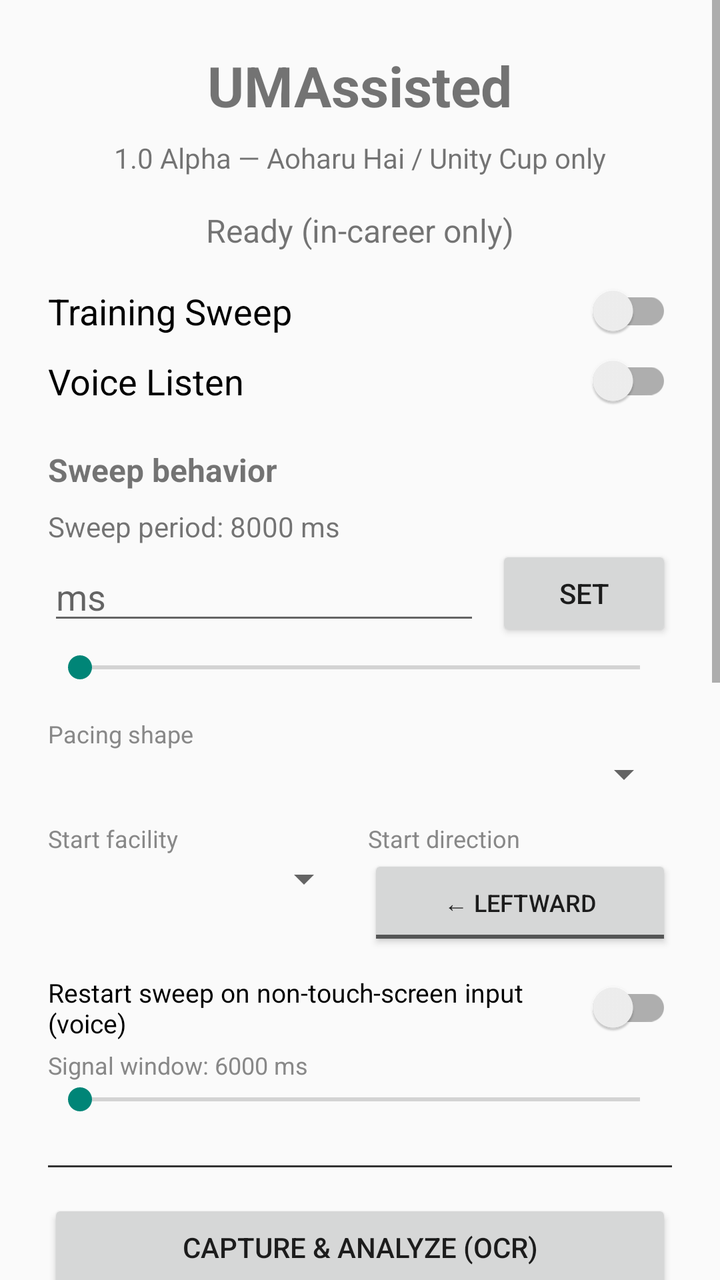
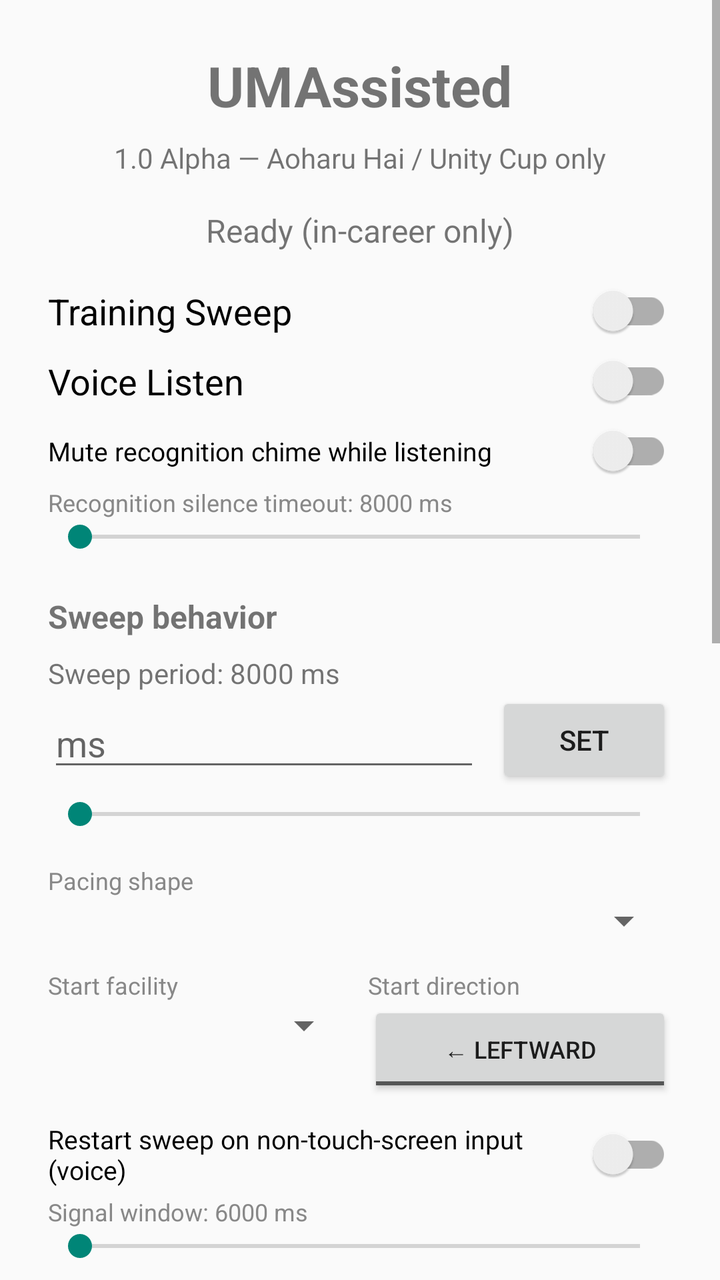

Two renders of the same Android screen: before a commit and after it. Below are the layout's source before the change and the commit's diff.
<!-- AndroidManifest.xml: application theme Theme.AppCompat.Light.NoActionBar -->
<!-- res/layout/activity_main.xml -->
<?xml version="1.0" encoding="utf-8"?>
<ScrollView xmlns:android="http://schemas.android.com/apk/res/android"
    android:layout_width="match_parent"
    android:layout_height="match_parent">

<LinearLayout
    android:layout_width="match_parent"
    android:layout_height="wrap_content"
    android:orientation="vertical"
    android:padding="24dp"
    android:gravity="center_horizontal">

    <TextView
        android:layout_width="wrap_content"
        android:layout_height="wrap_content"
        android:text="@string/app_name"
        android:textSize="28sp"
        android:textStyle="bold"
        android:layout_marginBottom="8dp" />

    <TextView
        android:layout_width="wrap_content"
        android:layout_height="wrap_content"
        android:text="1.0 Alpha — Aoharu Hai / Unity Cup only"
        android:textSize="14sp"
        android:layout_marginBottom="16dp" />

    <TextView
        android:id="@+id/statusText"
        android:layout_width="wrap_content"
        android:layout_height="wrap_content"
        android:text="@string/status_ready"
        android:textSize="16sp"
        android:layout_marginBottom="16dp" />

    <androidx.appcompat.widget.SwitchCompat
        android:id="@+id/sweepSwitch"
        android:layout_width="match_parent"
        android:layout_height="wrap_content"
        android:text="@string/sweep_toggle"
        android:textSize="18sp"
        android:layout_marginBottom="8dp" />

    <androidx.appcompat.widget.SwitchCompat
        android:id="@+id/voiceSwitch"
        android:layout_width="match_parent"
        android:layout_height="wrap_content"
        android:text="@string/voice_toggle"
        android:textSize="18sp"
        android:layout_marginBottom="20dp" />

    
    <TextView
        android:layout_width="match_parent"
        android:layout_height="wrap_content"
        android:text="Sweep behavior"
        android:textSize="16sp"
        android:textStyle="bold"
        android:layout_marginBottom="8dp" />

    <TextView
        android:id="@+id/sweepPeriodLabel"
        android:layout_width="match_parent"
        android:layout_height="wrap_content"
        android:text="Sweep period: 8000 ms"
        android:textSize="14sp" />

    <LinearLayout
        android:layout_width="match_parent"
        android:layout_height="wrap_content"
        android:orientation="horizontal"
        android:gravity="center_vertical"
        android:layout_marginBottom="4dp">

        <EditText
            android:id="@+id/sweepPeriodEditText"
            android:layout_width="0dp"
            android:layout_height="wrap_content"
            android:layout_weight="1"
            android:inputType="number"
            android:hint="ms"
            android:layout_marginEnd="8dp" />

        <Button
            android:id="@+id/sweepPeriodSetButton"
            android:layout_width="wrap_content"
            android:layout_height="wrap_content"
            android:text="Set" />
    </LinearLayout>

    <SeekBar
        android:id="@+id/sweepPeriodSeekBar"
        android:layout_width="match_parent"
        android:layout_height="wrap_content"
        android:max="11"
        android:layout_marginBottom="16dp" />

    <TextView
        android:layout_width="match_parent"
        android:layout_height="wrap_content"
        android:text="Pacing shape"
        android:textSize="12sp"
        android:textColor="#888888" />

    <Spinner
        android:id="@+id/sweepPacingModeSpinner"
        android:layout_width="match_parent"
        android:layout_height="wrap_content"
        android:layout_marginBottom="12dp" />

    <LinearLayout
        android:layout_width="match_parent"
        android:layout_height="wrap_content"
        android:orientation="horizontal"
        android:layout_marginBottom="12dp">

        <LinearLayout
            android:layout_width="0dp"
            android:layout_height="wrap_content"
            android:layout_weight="1"
            android:orientation="vertical"
            android:layout_marginEnd="8dp">

            <TextView
                android:layout_width="match_parent"
                android:layout_height="wrap_content"
                android:text="Start facility"
                android:textSize="12sp"
                android:textColor="#888888" />

            <Spinner
                android:id="@+id/sweepStartFacilitySpinner"
                android:layout_width="match_parent"
                android:layout_height="wrap_content" />
        </LinearLayout>

        <LinearLayout
            android:layout_width="0dp"
            android:layout_height="wrap_content"
            android:layout_weight="1"
            android:orientation="vertical">

            <TextView
                android:layout_width="match_parent"
                android:layout_height="wrap_content"
                android:text="Start direction"
                android:textSize="12sp"
                android:textColor="#888888" />

            <ToggleButton
                android:id="@+id/sweepDirectionToggle"
                android:layout_width="match_parent"
                android:layout_height="wrap_content"
                android:textOn="Rightward →"
                android:textOff="← Leftward"
                android:textSize="12sp" />
        </LinearLayout>
    </LinearLayout>

    
    <LinearLayout
        android:id="@+id/sweepPassesGroup"
        android:layout_width="match_parent"
        android:layout_height="wrap_content"
        android:orientation="vertical"
        android:visibility="gone">

        <TextView
            android:id="@+id/sweepPassCountLabel"
            android:layout_width="match_parent"
            android:layout_height="wrap_content"
            android:text="Passes: 3"
            android:textSize="14sp" />

        <SeekBar
            android:id="@+id/sweepPassCountSeekBar"
            android:layout_width="match_parent"
            android:layout_height="wrap_content"
            android:max="5"
            android:layout_marginBottom="8dp" />

        <TextView
            android:id="@+id/sweepPassSlowdownLabel"
            android:layout_width="match_parent"
            android:layout_height="wrap_content"
            android:text="Slowdown per pass: 1.5x"
            android:textSize="14sp" />

        <SeekBar
            android:id="@+id/sweepPassSlowdownSeekBar"
            android:layout_width="match_parent"
            android:layout_height="wrap_content"
            android:max="20"
            android:layout_marginBottom="8dp" />
    </LinearLayout>

    
    <androidx.appcompat.widget.SwitchCompat
        android:id="@+id/sweepRestartOnSignalSwitch"
        android:layout_width="match_parent"
        android:layout_height="wrap_content"
        android:text="Restart sweep on non-touch-screen input (voice)"
        android:textSize="13sp"
        android:layout_marginBottom="4dp" />

    <TextView
        android:id="@+id/sweepHeartbeatWindowLabel"
        android:layout_width="match_parent"
        android:layout_height="wrap_content"
        android:text="Signal window: 6000 ms"
        android:textSize="12sp"
        android:textColor="#888888" />

    <SeekBar
        android:id="@+id/sweepHeartbeatWindowSeekBar"
        android:layout_width="match_parent"
        android:layout_height="wrap_content"
        android:max="13000"
        android:layout_marginBottom="16dp" />

    <View
        android:layout_width="match_parent"
        android:layout_height="1dp"
        android:background="#333333"
        android:layout_marginTop="8dp"
        android:layout_marginBottom="16dp" />

    <Button
        android:id="@+id/captureButton"
        android:layout_width="match_parent"
        android:layout_height="wrap_content"
        android:text="Capture &amp; Analyze (OCR)"
        android:layout_marginBottom="8dp" />

    <Button
        android:id="@+id/sweepButton"
        android:layout_width="match_parent"
        android:layout_height="wrap_content"
        android:text="Run Training Sweep (explicit)"
        android:layout_marginBottom="8dp" />

    <Button
        android:id="@+id/advanceButton"
        android:layout_width="match_parent"
        android:layout_height="wrap_content"
        android:text="Smart Advance (replay recorded choice or no-choice)"
        android:layout_marginBottom="8dp" />

    <Button
        android:id="@+id/captureAndAdvanceButton"
        android:layout_width="match_parent"
        android:layout_height="wrap_content"
        android:text="Capture + Advance if no-choice"
        android:layout_marginBottom="8dp" />

    <Button
        android:id="@+id/recordChoiceButton"
        android:layout_width="match_parent"
        android:layout_height="wrap_content"
        android:text="Record current screen as 'user advanced'"
        android:layout_marginBottom="8dp" />

    <Button
        android:id="@+id/exitCareerButton"
        android:layout_width="match_parent"
        android:layout_height="wrap_content"
        android:text="Exit Career (Give Up / Save &amp; Exit)"
        android:layout_marginBottom="8dp" />

    <Button
        android:id="@+id/scrollListButton"
        android:layout_width="match_parent"
        android:layout_height="wrap_content"
        android:text="Scroll List (when sweep armed)"
        android:layout_marginBottom="16dp" />

    <TextView
        android:layout_width="wrap_content"
        android:layout_height="wrap_content"
        android:text="Last OCR + match (first 300 chars):"
        android:textSize="12sp"
        android:layout_marginTop="8dp" />

    <TextView
        android:id="@+id/lastOcrText"
        android:layout_width="match_parent"
        android:layout_height="wrap_content"
        android:textSize="11sp"
        android:background="#222222"
        android:textColor="#AAAAAA"
        android:padding="8dp"
        android:minLines="3"
        android:layout_marginBottom="4dp" />

    <TextView
        android:id="@+id/lastMatchReason"
        android:layout_width="match_parent"
        android:layout_height="wrap_content"
        android:textSize="10sp"
        android:textColor="#888888"
        android:paddingStart="8dp"
        android:paddingEnd="8dp"
        android:layout_marginBottom="2dp" />

    <TextView
        android:id="@+id/lastSignature"
        android:layout_width="match_parent"
        android:layout_height="wrap_content"
        android:textSize="9sp"
        android:textColor="#666666"
        android:paddingStart="8dp"
        android:paddingEnd="8dp"
        android:layout_marginBottom="10dp" />

    <TextView
        android:layout_width="wrap_content"
        android:layout_height="wrap_content"
        android:text="Kill switches are always active.\nService only acts inside Umamusume."
        android:textSize="12sp"
        android:gravity="center"
        android:layout_marginTop="8dp" />

</LinearLayout>
</ScrollView>
<!-- resources referenced by this layout -->
<resources>
  <string name="app_name">UMAssisted</string>
  <string name="status_ready">Ready (in-career only)</string>
  <string name="sweep_toggle">Training Sweep</string>
  <string name="voice_toggle">Voice Listen</string>
</resources>

<!-- the commit's change to res/layout/activity_main.xml (unified diff, before → after) -->
@@ -47,6 +47,31 @@
         android:layout_height="wrap_content"
         android:text="@string/voice_toggle"
         android:textSize="18sp"
+        android:layout_marginBottom="8dp" />
+
+    
+    <androidx.appcompat.widget.SwitchCompat
+        android:id="@+id/voiceMuteChimeSwitch"
+        android:layout_width="match_parent"
+        android:layout_height="wrap_content"
+        android:text="Mute recognition chime while listening"
+        android:textSize="13sp"
+        android:layout_marginBottom="4dp" />
+
+    
+    <TextView
+        android:id="@+id/voiceSilenceTimeoutLabel"
+        android:layout_width="match_parent"
+        android:layout_height="wrap_content"
+        android:text="Recognition silence timeout: 8000 ms"
+        android:textSize="12sp"
+        android:textColor="#888888" />
+
+    <SeekBar
+        android:id="@+id/voiceSilenceTimeoutSeekBar"
+        android:layout_width="match_parent"
+        android:layout_height="wrap_content"
+        android:max="58000"
         android:layout_marginBottom="20dp" />
 
     
